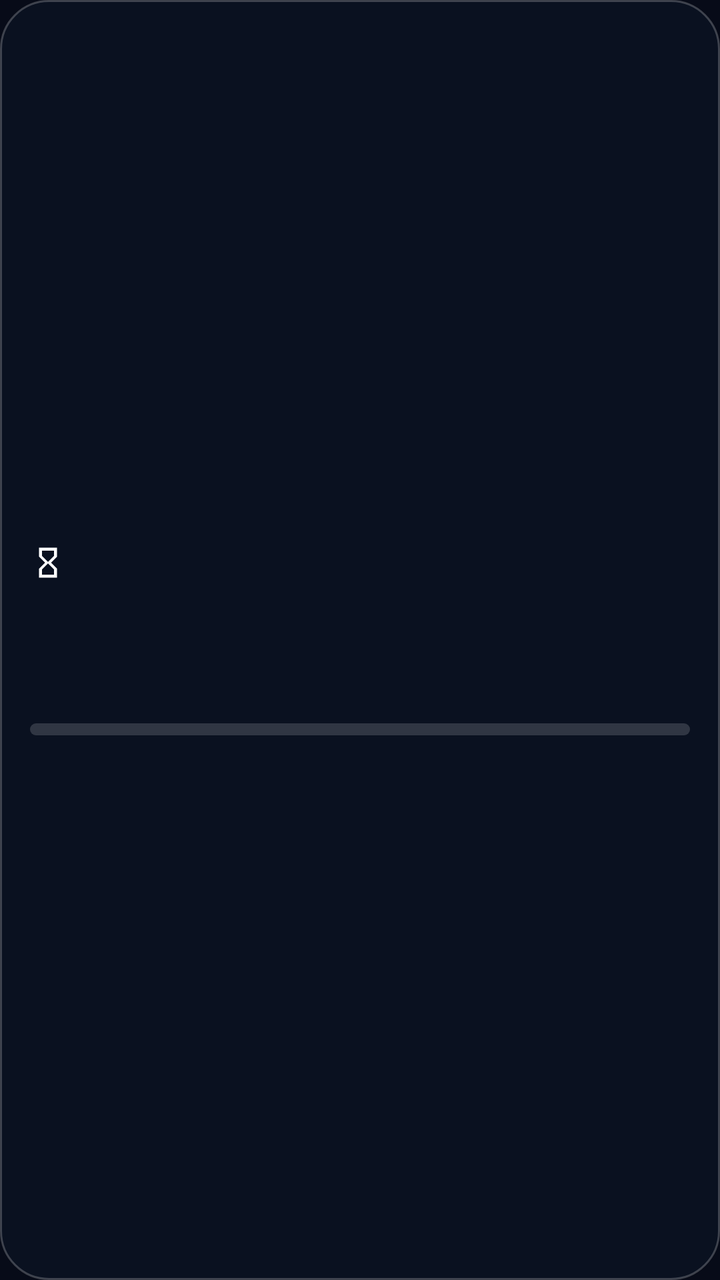
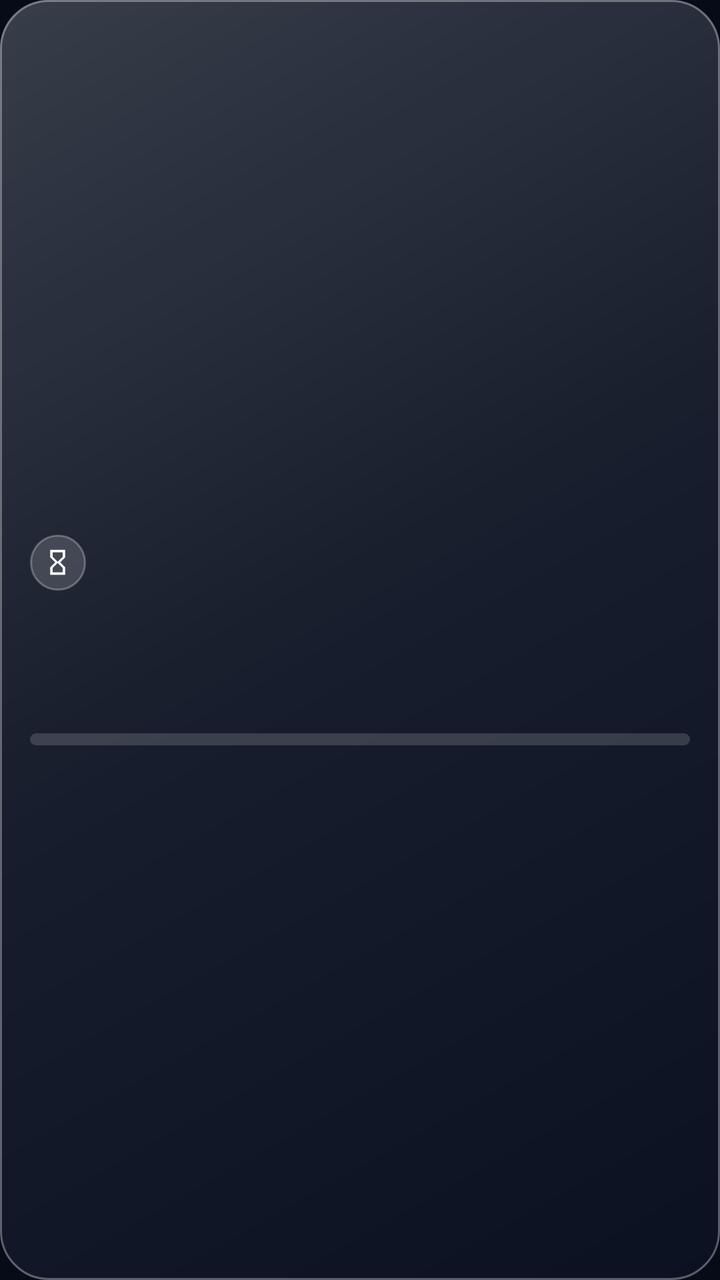

Two renders of the same Android screen: before a commit and after it. Below are the layout's source before the change and the commit's diff.
<!-- AndroidManifest.xml: application theme Theme.LumeTime -->
<!-- res/layout/widget_hero_countdown.xml -->
<?xml version="1.0" encoding="utf-8"?>
<LinearLayout xmlns:android="http://schemas.android.com/apk/res/android"
    android:id="@+id/widgetHeroRoot"
    android:layout_width="match_parent"
    android:layout_height="match_parent"
    android:background="@drawable/bg_widget_dark_balanced"
    android:gravity="center_vertical"
    android:orientation="vertical"
    android:padding="15dp">

    <LinearLayout
        android:layout_width="match_parent"
        android:layout_height="wrap_content"
        android:gravity="center_vertical"
        android:orientation="horizontal">

        <ImageView
            android:id="@+id/ivWidgetHeroIcon"
            android:layout_width="18dp"
            android:layout_height="18dp"
            android:contentDescription="@null"
            android:src="@drawable/ic_icon_hourglass" />

        <TextView
            android:id="@+id/tvWidgetHeroTag"
            android:layout_width="0dp"
            android:layout_height="wrap_content"
            android:layout_marginStart="6dp"
            android:layout_weight="1"
            android:ellipsize="end"
            android:fontFamily="sans-serif-medium"
            android:letterSpacing="0.06"
            android:maxLines="1"
            android:textColor="#FF67E8F9"
            android:textSize="10sp"
            android:textStyle="bold" />
    </LinearLayout>

    <TextView
        android:id="@+id/tvWidgetHeroTitle"
        android:layout_width="match_parent"
        android:layout_height="wrap_content"
        android:layout_marginTop="4dp"
        android:ellipsize="end"
        android:fontFamily="sans-serif-medium"
        android:maxLines="1"
        android:textColor="#FFF8FAFC"
        android:textSize="15sp"
        android:textStyle="bold" />

    <LinearLayout
        android:layout_width="match_parent"
        android:layout_height="wrap_content"
        android:layout_marginTop="6dp"
        android:gravity="bottom"
        android:orientation="horizontal">

        <TextView
            android:id="@+id/tvWidgetHeroDays"
            android:layout_width="wrap_content"
            android:layout_height="wrap_content"
            android:fontFamily="sans-serif-medium"
            android:includeFontPadding="false"
            android:textColor="#FFF8FAFC"
            android:textSize="28sp"
            android:textStyle="bold" />

        <TextView
            android:id="@+id/tvWidgetHeroSub"
            android:layout_width="0dp"
            android:layout_height="wrap_content"
            android:layout_marginStart="8dp"
            android:layout_marginBottom="3dp"
            android:layout_weight="1"
            android:ellipsize="end"
            android:maxLines="1"
            android:textColor="#FFB8C4D9"
            android:textSize="12sp" />
    </LinearLayout>

    <Chronometer
        android:id="@+id/widgetHeroChrono"
        android:layout_width="wrap_content"
        android:layout_height="wrap_content"
        android:layout_marginTop="2dp"
        android:fontFamily="monospace"
        android:textColor="#FF67E8F9"
        android:textSize="12sp"
        android:visibility="gone" />

    <ProgressBar
        android:id="@+id/pbWidgetHero"
        style="?android:attr/progressBarStyleHorizontal"
        android:layout_width="match_parent"
        android:layout_height="6dp"
        android:layout_marginTop="8dp"
        android:max="1000"
        android:progressDrawable="@drawable/bg_widget_progress" />

</LinearLayout>
<!-- resources referenced by this layout -->
<resources>
  <!-- drawable bg_widget_dark_balanced (drawable) -->
  <?xml version="1.0" encoding="utf-8"?>
  <shape xmlns:android="http://schemas.android.com/apk/res/android"
      android:shape="rectangle">
      <solid android:color="#A60D1426" />
      <corners android:radius="24dp" />
      <stroke
          android:width="1dp"
          android:color="#38FFFFFF" />
  </shape>
  <!-- drawable bg_widget_progress (drawable) -->
  <?xml version="1.0" encoding="utf-8"?>
  <layer-list xmlns:android="http://schemas.android.com/apk/res/android">
      <item android:id="@android:id/background">
          <shape android:shape="rectangle">
              <corners android:radius="999dp" />
              <solid android:color="#28FFFFFF" />
          </shape>
      </item>
      <item android:id="@android:id/progress">
          <clip>
              <shape android:shape="rectangle">
                  <corners android:radius="999dp" />
                  <gradient
                      android:angle="0"
                      android:endColor="#FF67E8F9"
                      android:startColor="#FF3B82F6" />
              </shape>
          </clip>
      </item>
  </layer-list>
  <!-- drawable ic_icon_hourglass (drawable) -->
  <?xml version="1.0" encoding="utf-8"?>
  <vector xmlns:android="http://schemas.android.com/apk/res/android"
      android:width="24dp"
      android:height="24dp"
      android:viewportWidth="24"
      android:viewportHeight="24">
      <path
          android:fillColor="#FFFFFFFF"
          android:pathData="M6,2v6l4,4 -4,4v6h12v-6l-4,-4 4,-4V2H6zM16,16.5V20H8v-3.5l4,-4 4,4zM12,11.5l-4,-4V4h8v3.5l-4,4z" />
  </vector>
  <style name="Theme.LumeTime" parent="Theme.AppCompat.DayNight.NoActionBar">
          <item name="android:statusBarColor">@android:color/transparent</item>
          <item name="android:navigationBarColor">@android:color/transparent</item>
          <item name="colorAccent">@color/accent_cyan</item>
          <item name="android:windowBackground">@color/bg_base</item>
      </style>
  <color name="accent_cyan">#38BDF8</color>
  <color name="bg_base">#070B18</color>
</resources>

<!-- the commit's change to res/layout/widget_hero_countdown.xml (unified diff, before → after) -->
@@ -14,12 +14,20 @@
         android:gravity="center_vertical"
         android:orientation="horizontal">
 
-        <ImageView
-            android:id="@+id/ivWidgetHeroIcon"
-            android:layout_width="18dp"
-            android:layout_height="18dp"
-            android:contentDescription="@null"
-            android:src="@drawable/ic_icon_hourglass" />
+        <FrameLayout
+            android:id="@+id/widgetHeroIconBadge"
+            android:layout_width="28dp"
+            android:layout_height="28dp"
+            android:background="@drawable/bg_widget_icon_dark">
+
+            <ImageView
+                android:id="@+id/ivWidgetHeroIcon"
+                android:layout_width="15dp"
+                android:layout_height="15dp"
+                android:layout_gravity="center"
+                android:contentDescription="@null"
+                android:src="@drawable/ic_icon_hourglass" />
+        </FrameLayout>
 
         <TextView
             android:id="@+id/tvWidgetHeroTag"
<!-- resource entries referenced after the edit -->
@@ -2,13 +2,42 @@
 <resources>
   <!-- drawable bg_widget_dark_balanced (drawable) -->
   <?xml version="1.0" encoding="utf-8"?>
+  <layer-list xmlns:android="http://schemas.android.com/apk/res/android">
+      <item>
+          <shape android:shape="rectangle">
+              <solid android:color="#960B1224" />
+              <corners android:radius="24dp" />
+          </shape>
+      </item>
+      <item>
+          <shape android:shape="rectangle">
+              <gradient
+                  android:angle="315"
+                  android:centerColor="#0EFFFFFF"
+                  android:endColor="#02FFFFFF"
+                  android:startColor="#30FFFFFF"
+                  android:type="linear" />
+              <corners android:radius="24dp" />
+          </shape>
+      </item>
+      <item>
+          <shape android:shape="rectangle">
+              <solid android:color="@android:color/transparent" />
+              <corners android:radius="24dp" />
+              <stroke
+                  android:width="1dp"
+                  android:color="#52FFFFFF" />
+          </shape>
+      </item>
+  </layer-list>
+  <!-- drawable bg_widget_icon_dark (drawable) -->
+  <?xml version="1.0" encoding="utf-8"?>
   <shape xmlns:android="http://schemas.android.com/apk/res/android"
-      android:shape="rectangle">
-      <solid android:color="#A60D1426" />
-      <corners android:radius="24dp" />
+      android:shape="oval">
+      <solid android:color="#28FFFFFF" />
       <stroke
           android:width="1dp"
-          android:color="#38FFFFFF" />
+          android:color="#44FFFFFF" />
   </shape>
   <!-- drawable bg_widget_progress (drawable) -->
   <?xml version="1.0" encoding="utf-8"?>
